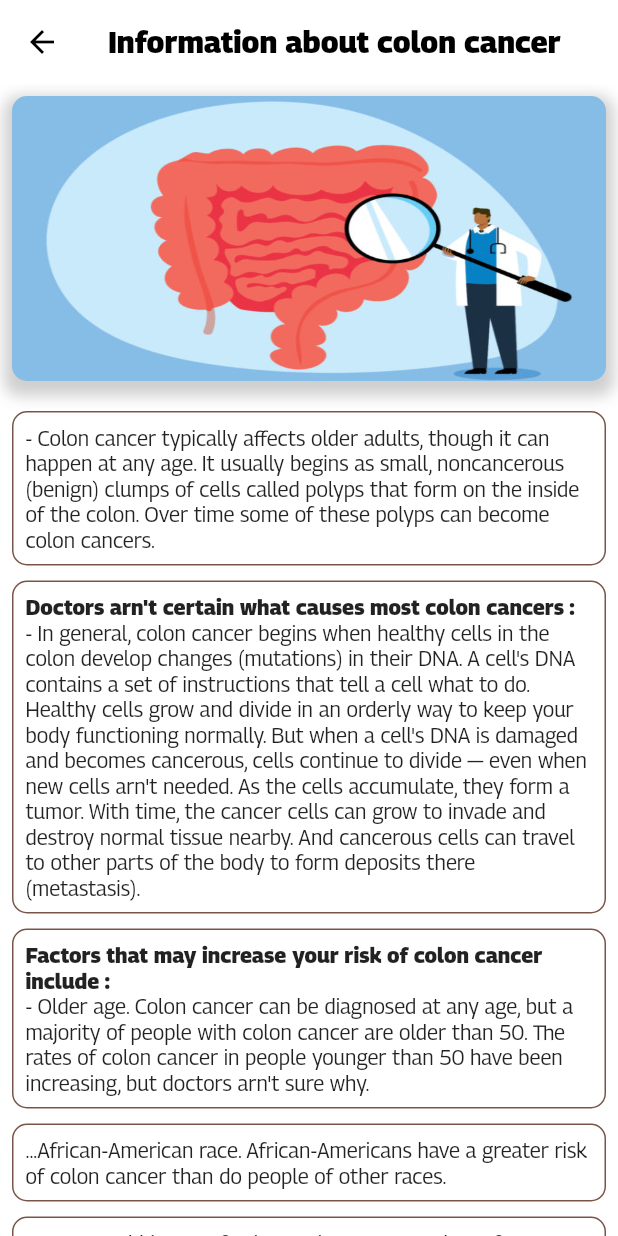
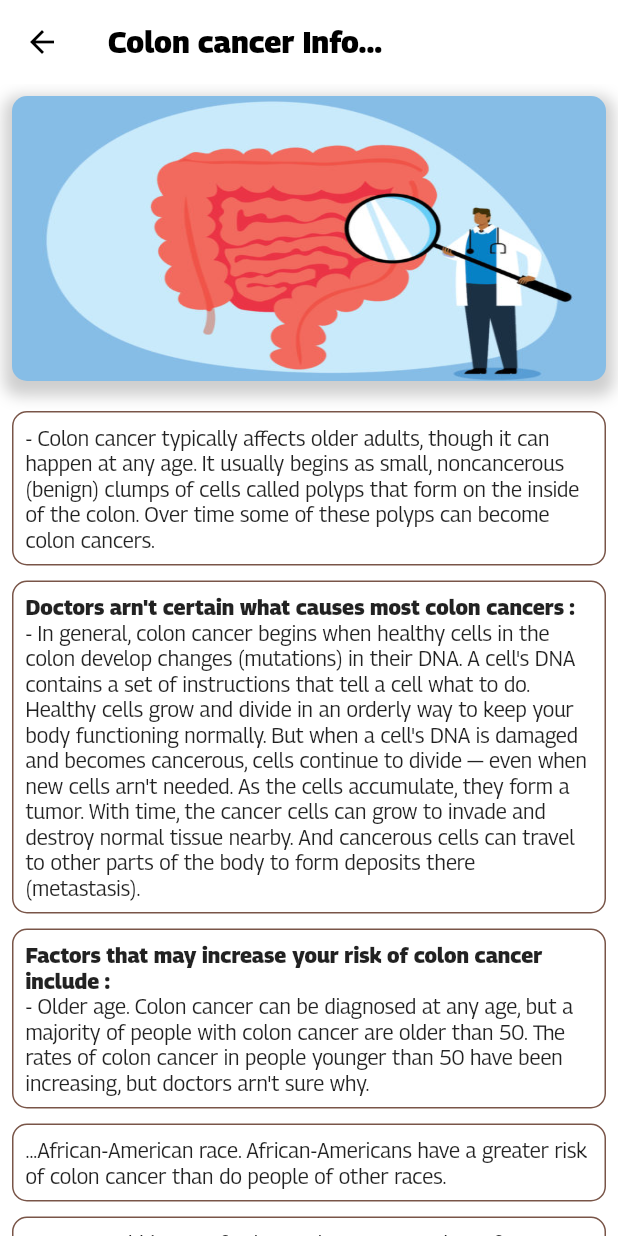
Before and after one commit to MaZzenGamal/LCC_App-Graduation_Project, a Flutter app: the ColonInfoScreen screen opened directly, on a phone screen of 412 x 824 dp. Run offline on Flutter 3.47's test engine with Material 2 defaults, Android fonts, the phone set to English and light mode, and no system bars; our stand-ins replace bloc, buildcondition, carousel_slider, cloud_firestore, convex_bottom_bar, date_picker_timeline and 17 more; missing offline and left inert: agora_rtc_engine, tflite_flutter, tflite_flutter_helper; accounts and stored records are empty; network calls fail; project files that could hold a hidden picture were left out.

Commit message:
last touch

```diff
--- a/lib/layouts/app_layout/app_cubit.dart
+++ b/lib/layouts/app_layout/app_cubit.dart
@@ -40,7 +40,7 @@ class AppCubit extends Cubit<AppStates> {
   final firebase = FirebaseFirestore.instance;
 
   int currentIndex = 2;
-  List<String> titles = ['Check', 'Search', 'Home','Schedule','settings'];
+  List<String> titles = ['Check', 'Find Doctor', 'Home','Schedule','settings'];
   List<Widget> screens =  [
     const Connection(),
     const DoctorsScreen(),
@@ -52,7 +52,7 @@ class AppCubit extends Cubit<AppStates> {
   ];
   var kPages = <String, IconData>{
     'check': Icons.image_search,
-    'search': Icons.search,
+    'doctors': Icons.person_search,
     'home': Icons.home,
     'schedule': Icons.schedule,
     'settings': Icons.settings,
@@ -63,6 +63,10 @@ class AppCubit extends Cubit<AppStates> {
     emit(AppBotNavState());
   }
 
+  void chageCurrentTape(int index){
+    currentTape=index;
+    emit(CurrentTapeChangeState());
+  }
 
   var serverToken =
       "AAAArNo_QCM:APA91bHCNJ0QspqY1jOrmltOrhHJ50n1I4jB5cb0v_W1V8bnI9V02Nfv_yKR7AxRVi945BcfNtybVDb9XTApqSqCgINz3NtDfu2Y6-OfFkEbrZglup5-O-iA6g8Je0fMQhDKVRl1jPsT";
--- a/lib/main.dart
+++ b/lib/main.dart
@@ -1,5 +1,4 @@
 //@dart=2.9
-
 import 'package:firebase_auth/firebase_auth.dart';
 import 'package:firebase_core/firebase_core.dart';
 import 'package:flutter/material.dart';
@@ -14,7 +13,6 @@ import 'package:graduation_project/shared/cubit/main_cubit.dart';
 import 'package:graduation_project/shared/cubit/main_states.dart';
 import 'package:graduation_project/shared/network/local/cash_helper.dart';
 import 'package:graduation_project/shared/styles/themes.dart';
-import 'package:sizer/sizer.dart';
 import 'layouts/app_layout/app_cubit.dart';
 import 'modules/cancer _informations/colon_cancer/colon_advice.dart';
 import 'modules/chat_screen/chat_doctor_screen.dart';
--- a/lib/modules/cancer _informations/cancer_info_screen.dart
+++ b/lib/modules/cancer _informations/cancer_info_screen.dart
@@ -19,7 +19,7 @@ class _CancerInfoScreenState extends State<CancerInfoScreen> {
     return Scaffold(
       appBar: AppBar(
         title:const Text(
-          'Information page'
+          'Lung cancer Info...'
         ),
       ),
       body:Container(
--- a/lib/modules/cancer _informations/colon_cancer/colon_informations.dart
+++ b/lib/modules/cancer _informations/colon_cancer/colon_informations.dart
@@ -10,7 +10,7 @@ class ColonInfoScreen extends StatelessWidget {
     return Scaffold(
       appBar: AppBar(
         title:const Text(
-            'Information about colon cancer'
+            'Colon cancer Info...'
         ),
       ),
       body: SingleChildScrollView(
--- a/lib/modules/chat_screen/chat_doctor_screen.dart
+++ b/lib/modules/chat_screen/chat_doctor_screen.dart
@@ -254,7 +254,7 @@ class ChatDoctorScreen extends StatelessWidget {
           alignment: Alignment.bottomRight,
           children: <Widget>[
             Container(
-              height: size1.height / 2.5,
+              height: size1.height / 1,
               width: size1.width / 2,
               decoration: BoxDecoration(border: Border.all()),
               alignment: model.text!= "" ? null : AlignmentDirectional.centerStart,
@@ -288,7 +288,7 @@ class ChatDoctorScreen extends StatelessWidget {
             borderRadius: const BorderRadiusDirectional.only(
               topStart: Radius.circular(10.0),
               topEnd: Radius.circular(10.0),
-              bottomEnd: Radius.circular(10.0),
+              bottomStart: Radius.circular(10.0),
             )),
         child: Padding(
           padding: const EdgeInsets.symmetric(vertical: 5.0, horizontal: 10.0),
--- a/lib/modules/chat_screen/chat_patient_screen.dart
+++ b/lib/modules/chat_screen/chat_patient_screen.dart
@@ -284,7 +284,7 @@ class ChatPatientScreen extends StatelessWidget {
             borderRadius: const BorderRadiusDirectional.only(
               topStart: Radius.circular(10.0),
               topEnd: Radius.circular(10.0),
-              bottomEnd: Radius.circular(10.0),
+              bottomStart: Radius.circular(10.0),
             )),
         child: Padding(
           padding: const EdgeInsets.symmetric(vertical: 5.0, horizontal: 10.0),
--- a/lib/modules/machine_connection/connection.dart
+++ b/lib/modules/machine_connection/connection.dart
@@ -26,12 +26,8 @@ class _ConnectionState extends State<Connection> {
       length:  _kTabs.length,
       child: Scaffold(
         appBar: AppBar(
-          leading:const Icon(
-            Icons.search,
-            color: Colors.grey,
-          ),
           title: const Text(
-            'swipe for edit or cancel',
+            'Upload the CT-guided image',
             style: TextStyle(
               fontSize: 15.0,
               color: Colors.grey,
--- a/lib/modules/reservation_screen/doctor_information_screen.dart
+++ b/lib/modules/reservation_screen/doctor_information_screen.dart
@@ -43,7 +43,9 @@ class DoctorsInformation extends StatelessWidget {
                             listener: (context, state) {},
                             builder: (context, state) {
                               return Scaffold(
-                                appBar: AppBar(),
+                                appBar: AppBar(
+                                  title: const Text('Doctor\'s Info ')
+                                ),
                                 body: SingleChildScrollView(
                                   child: Padding(
                                     padding: const EdgeInsets.all(10.0),
--- a/lib/modules/reservation_screen/doctor_reservation.dart
+++ b/lib/modules/reservation_screen/doctor_reservation.dart
@@ -53,7 +53,11 @@ class ShowDoctorReservation extends StatelessWidget {
                         ),
                       ),
                       body: Padding(
-                        padding: const EdgeInsets.all(10.0),
+                        padding: const EdgeInsets.only(
+                          top: 10.0,
+                          left: 10.0,
+                          right: 10.0
+                        ),
                         child: TabBarView(
                           children: <Widget>[
                             BuildCondition(
```
Also changed, not shown: 103 other files.
